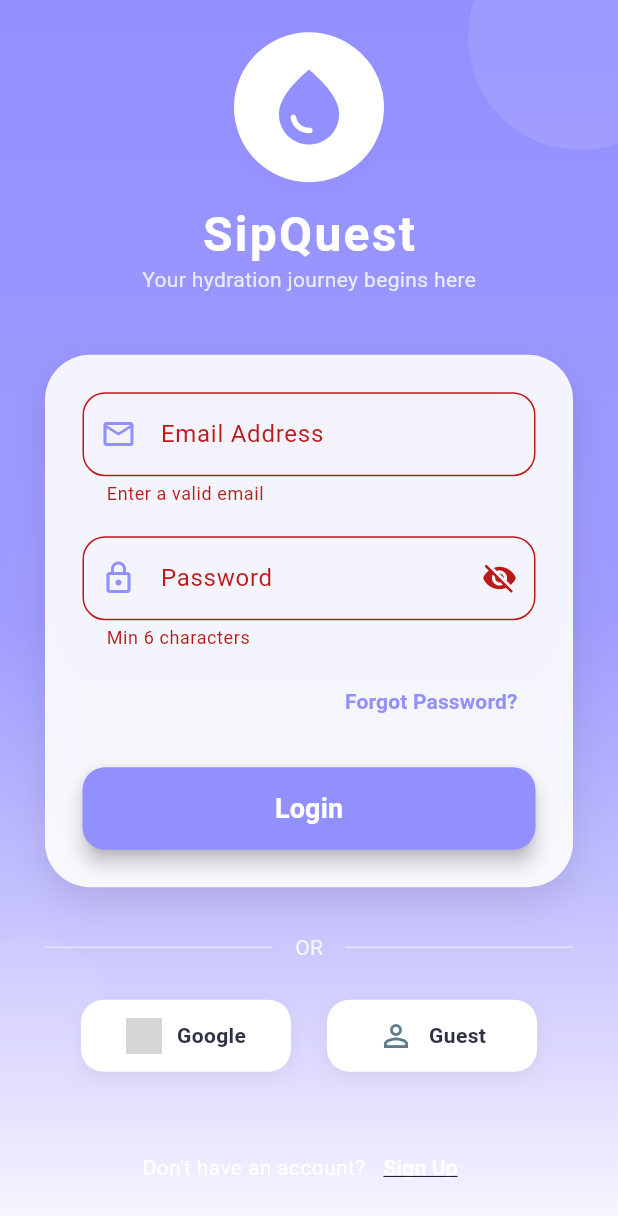
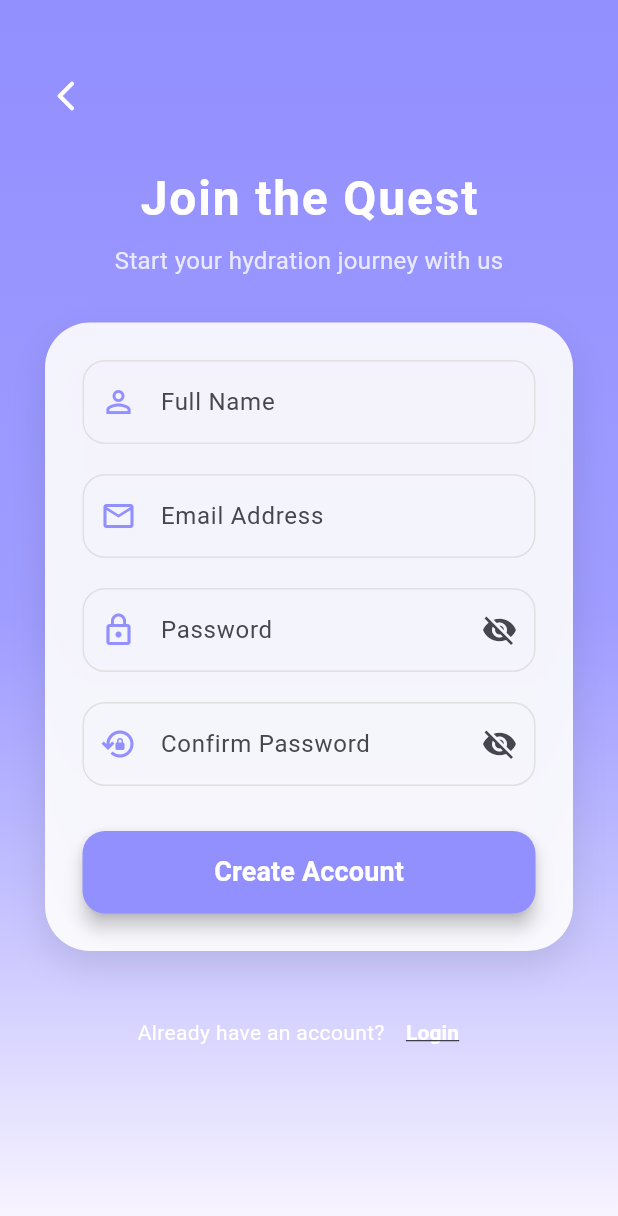
Before and after one commit to michalis-oik/AquaTrackerApp, a Flutter app: the screen it shows after launch, after a tap on "Login", after a tap on "Sign Up", on a phone screen of 412 x 824 dp. Shown: the top 1216 px of the screen. Run offline on Flutter 3.47's test engine with Material 3 defaults, Android fonts, the phone set to English and light mode, and no system bars; our stand-ins replace firebase_auth, firebase_core, fl_chart, google_sign_in, percent_indicator; accounts and stored records are empty; network calls fail; grey boxes are pictures that could not be loaded.

Commit message:
added sign up with mail page

```diff
--- a/lib/main.dart
+++ b/lib/main.dart
@@ -3,11 +3,12 @@ import 'package:flutter/services.dart';
 import 'package:firebase_core/firebase_core.dart';
 import 'package:water_tracking_app/pages/main_screen.dart';
 import 'package:water_tracking_app/pages/login_page.dart';
+import 'package:water_tracking_app/pages/signup_page.dart';
 
 void main() async {
   WidgetsFlutterBinding.ensureInitialized();
 
-  // Initialize Firebase (Ensure you have firebase_options.dart if using FlutterFire CLI)
+  // Initialize Firebase
   await Firebase.initializeApp();
 
   SystemChrome.setEnabledSystemUIMode(SystemUiMode.immersive);
@@ -36,6 +37,7 @@ class MyApp extends StatelessWidget {
       initialRoute: '/',
       routes: {
         '/': (context) => const LoginPage(),
+        '/signup': (context) => const SignupPage(),
         '/home': (context) => const MainScreen(),
       },
     );
--- a/lib/pages/login_page.dart
+++ b/lib/pages/login_page.dart
@@ -291,7 +291,7 @@ class _LoginPageState extends State<LoginPage> {
                       children: [
                         const Text("Don't have an account?", style: TextStyle(color: Colors.white)),
                         TextButton(
-                          onPressed: () {},
+                          onPressed: () => Navigator.pushNamed(context, '/signup'),
                           child: const Text('Sign Up', style: TextStyle(color: Colors.white, fontWeight: FontWeight.bold, decoration: TextDecoration.underline)),
                         ),
                       ],
--- /dev/null
+++ b/lib/pages/signup_page.dart
@@ -0,0 +1,257 @@
+import 'package:flutter/material.dart';
+import 'package:firebase_auth/firebase_auth.dart';
+
+class SignupPage extends StatefulWidget {
+  const SignupPage({super.key});
+
+  @override
+  State<SignupPage> createState() => _SignupPageState();
+}
+
+class _SignupPageState extends State<SignupPage> {
+  final _formKey = GlobalKey<FormState>();
+  bool _isPasswordVisible = false;
+  bool _isLoading = false;
+
+  final TextEditingController _nameController = TextEditingController();
+  final TextEditingController _emailController = TextEditingController();
+  final TextEditingController _passwordController = TextEditingController();
+  final TextEditingController _confirmPasswordController = TextEditingController();
+
+  final FirebaseAuth _auth = FirebaseAuth.instance;
+
+  Future<void> _handleSignup() async {
+    if (_formKey.currentState!.validate()) {
+      setState(() => _isLoading = true);
+      try {
+        // Create user in Firebase
+        UserCredential userCredential = await _auth.createUserWithEmailAndPassword(
+          email: _emailController.text.trim(),
+          password: _passwordController.text,
+        );
+
+        // Update display name
+        await userCredential.user?.updateDisplayName(_nameController.text.trim());
+
+        if (mounted) {
+          ScaffoldMessenger.of(context).showSnackBar(
+            const SnackBar(
+              content: Text('Account created successfully! Welcome to SipQuest.'),
+              backgroundColor: Colors.green,
+            ),
+          );
+          // Navigate to home after successful signup
+          Navigator.pushReplacementNamed(context, '/home');
+        }
+      } on FirebaseAuthException catch (e) {
+        if (mounted) {
+          String message = 'Signup failed';
+          if (e.code == 'weak-password') {
+            message = 'The password provided is too weak.';
+          } else if (e.code == 'email-already-in-use') {
+            message = 'The account already exists for that email.';
+          } else if (e.code == 'invalid-email') {
+            message = 'The email address is not valid.';
+          }
+          ScaffoldMessenger.of(context).showSnackBar(
+            SnackBar(content: Text(message)),
+          );
+        }
+      } catch (e) {
+        if (mounted) {
+          ScaffoldMessenger.of(context).showSnackBar(
+            SnackBar(content: Text('An error occurred: $e')),
+          );
+        }
+      } finally {
+        if (mounted) setState(() => _isLoading = false);
+      }
+    }
+  }
+
+  @override
+  Widget build(BuildContext context) {
+    final colorScheme = Theme.of(context).colorScheme;
+    final textTheme = Theme.of(context).textTheme;
+
+    return Scaffold(
+      body: Stack(
+        children: [
+          // Background Gradient
+          Container(
+            decoration: BoxDecoration(
+              gradient: LinearGradient(
+                colors: [
+                  colorScheme.primary,
+                  colorScheme.primary.withOpacity(0.8),
+                  colorScheme.surface,
+                ],
+                begin: Alignment.topCenter,
+                end: Alignment.bottomCenter,
+              ),
+            ),
+          ),
+
+          // Back Button
+          Positioned(
+            top: 40,
+            left: 20,
+            child: IconButton(
+              icon: const Icon(Icons.arrow_back_ios_new_rounded, color: Colors.white),
+              onPressed: () => Navigator.pop(context),
+            ),
+          ),
+
+          SafeArea(
+            child: Center(
+              child: SingleChildScrollView(
+                padding: const EdgeInsets.symmetric(horizontal: 30),
+                child: Column(
+                  mainAxisAlignment: MainAxisAlignment.center,
+                  children: [
+                    Text(
+                      'Join the Quest',
+                      style: textTheme.headlineLarge?.copyWith(
+                        color: Colors.white,
+                        fontWeight: FontWeight.bold,
+                        letterSpacing: 1.2,
+                      ),
+                    ),
+                    const SizedBox(height: 10),
+                    Text(
+                      'Start your hydration journey with us',
+                      style: TextStyle(
+                        color: Colors.white.withOpacity(0.8),
+                        fontSize: 16,
+                      ),
+                    ),
+                    const SizedBox(height: 30),
+
+                    // Signup Card
+                    Container(
+                      padding: const EdgeInsets.all(25),
+                      decoration: BoxDecoration(
+                        color: Colors.white.withOpacity(0.9),
+                        borderRadius: BorderRadius.circular(30),
+                        boxShadow: [
+                          BoxShadow(
+                            color: Colors.black.withOpacity(0.1),
+                            blurRadius: 20,
+                            offset: const Offset(0, 10),
+                          ),
+                        ],
+                      ),
+                      child: Form(
+                        key: _formKey,
+                        child: Column(
+                          children: [
+                            _buildTextField(
+                              controller: _nameController,
+                              label: 'Full Name',
+                              icon: Icons.person_outline,
+                              validator: (val) => val!.isEmpty ? 'Enter your name' : null,
+                            ),
+                            const SizedBox(height: 20),
+                            _buildTextField(
+                              controller: _emailController,
+                              label: 'Email Address',
+                              icon: Icons.email_outlined,
+                              validator: (val) => val!.contains('@') ? null : 'Enter a valid email',
+                            ),
+                            const SizedBox(height: 20),
+                            _buildTextField(
+                              controller: _passwordController,
+                              label: 'Password',
+                              icon: Icons.lock_outline,
+                              isPassword: true,
+                              validator: (val) => val!.length >= 6 ? null : 'Min 6 characters',
+                            ),
+                            const SizedBox(height: 20),
+                            _buildTextField(
+                              controller: _confirmPasswordController,
+                              label: 'Confirm Password',
+                              icon: Icons.lock_reset_outlined,
+                              isPassword: true,
+                              validator: (val) {
+                                if (val != _passwordController.text) {
+                                  return 'Passwords do not match';
+                                }
+                                return null;
+                              },
+                            ),
+                            const SizedBox(height: 30),
+                            SizedBox(
+                              width: double.infinity,
+                              height: 55,
+                              child: ElevatedButton(
+                                style: ElevatedButton.styleFrom(
+                                  backgroundColor: colorScheme.primary,
+                                  foregroundColor: Colors.white,
+                                  shape: RoundedRectangleBorder(borderRadius: BorderRadius.circular(15)),
+                                  elevation: 5,
+                                ),
+                                onPressed: _isLoading ? null : _handleSignup,
+                                child: _isLoading
+                                  ? const SizedBox(
+                                      width: 24,
+                                      height: 24,
+                                      child: CircularProgressIndicator(color: Colors.white, strokeWidth: 2),
+                                    )
+                                  : const Text('Create Account', style: TextStyle(fontSize: 18, fontWeight: FontWeight.bold)),
+                              ),
+                            ),
+                          ],
+                        ),
+                      ),
+                    ),
+
+                    const SizedBox(height: 30),
+                    Row(
+                      mainAxisAlignment: MainAxisAlignment.center,
+                      children: [
+                        const Text("Already have an account?", style: TextStyle(color: Colors.white)),
+                        TextButton(
+                          onPressed: () => Navigator.pop(context),
+                          child: const Text('Login', style: TextStyle(color: Colors.white, fontWeight: FontWeight.bold, decoration: TextDecoration.underline)),
+                        ),
+                      ],
+                    ),
+                  ],
+                ),
+              ),
+            ),
+          ),
+        ],
+      ),
+    );
+  }
+
+  Widget _buildTextField({
+    required TextEditingController controller,
+    required String label,
+    required IconData icon,
+    bool isPassword = false,
+    String? Function(String?)? validator,
+  }) {
+    return TextFormField(
+      controller: controller,
+      obscureText: isPassword && !_isPasswordVisible,
+      validator: validator,
+      decoration: InputDecoration(
+        labelText: label,
+        prefixIcon: Icon(icon, color: const Color(0xFF928FFF)),
+        suffixIcon: isPassword
+          ? IconButton(
+              icon: Icon(_isPasswordVisible ? Icons.visibility : Icons.visibility_off),
+              onPressed: () => setState(() => _isPasswordVisible = !_isPasswordVisible),
+            )
+          : null,
+        border: OutlineInputBorder(borderRadius: BorderRadius.circular(15)),
+        enabledBorder: OutlineInputBorder(
+          borderRadius: BorderRadius.circular(15),
+          borderSide: BorderSide(color: Colors.grey.shade300),
+        ),
+      ),
+    );
+  }
+}
```
